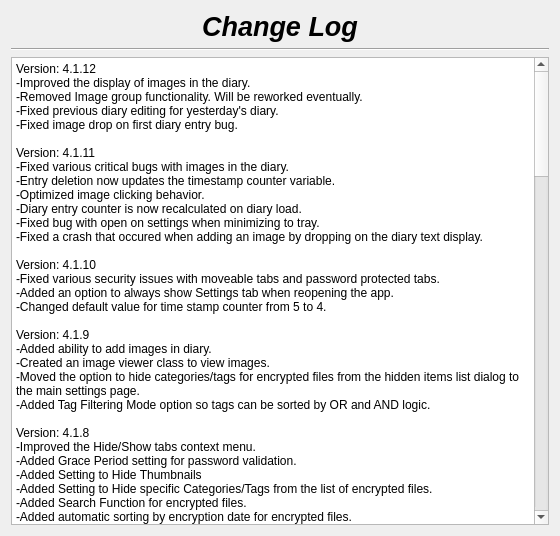
Old version of the form changelog.ui in the repository therealMaPMaKeR/MMDiary.
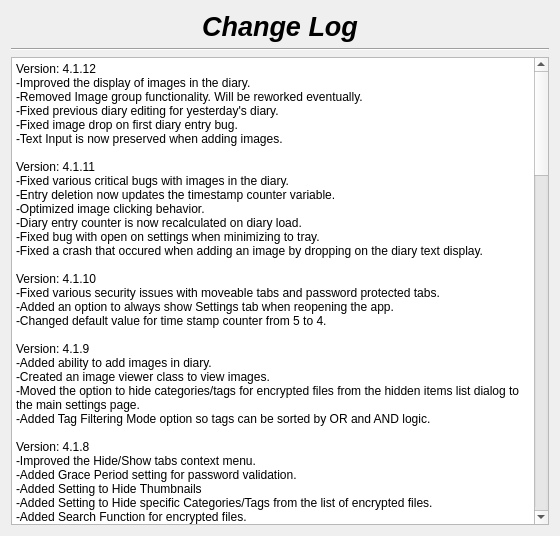
New version of the form.

Commit message: adjusted max image sizes

The edit to the form file:
```diff
--- a/changelog.ui
+++ b/changelog.ui
@@ -56,7 +56,8 @@
 li.checked::marker { content: &quot;\2612&quot;; }
 &lt;/style&gt;&lt;/head&gt;&lt;body style=&quot; font-family:'Segoe UI'; font-size:9pt; font-weight:400; font-style:normal;&quot;&gt;
 &lt;p style=&quot; margin-top:0px; margin-bottom:0px; margin-left:0px; margin-right:0px; -qt-block-indent:0; text-indent:0px;&quot;&gt;Version: 4.1.12&lt;br /&gt;-Improved the display of images in the diary.&lt;br /&gt;-Removed Image group functionality. Will be reworked eventually.&lt;/p&gt;
-&lt;p style=&quot; margin-top:0px; margin-bottom:0px; margin-left:0px; margin-right:0px; -qt-block-indent:0; text-indent:0px;&quot;&gt;-Fixed previous diary editing for yesterday's diary.&lt;br /&gt;-Fixed image drop on first diary entry bug.&lt;br /&gt;&lt;br /&gt;Version: 4.1.11&lt;br /&gt;-Fixed various critical bugs with images in the diary.&lt;/p&gt;
+&lt;p style=&quot; margin-top:0px; margin-bottom:0px; margin-left:0px; margin-right:0px; -qt-block-indent:0; text-indent:0px;&quot;&gt;-Fixed previous diary editing for yesterday's diary.&lt;br /&gt;-Fixed image drop on first diary entry bug.&lt;/p&gt;
+&lt;p style=&quot; margin-top:0px; margin-bottom:0px; margin-left:0px; margin-right:0px; -qt-block-indent:0; text-indent:0px;&quot;&gt;-Text Input is now preserved when adding images.&lt;br /&gt;&lt;br /&gt;Version: 4.1.11&lt;br /&gt;-Fixed various critical bugs with images in the diary.&lt;/p&gt;
 &lt;p style=&quot; margin-top:0px; margin-bottom:0px; margin-left:0px; margin-right:0px; -qt-block-indent:0; text-indent:0px;&quot;&gt;-Entry deletion now updates the timestamp counter variable.&lt;/p&gt;
 &lt;p style=&quot; margin-top:0px; margin-bottom:0px; margin-left:0px; margin-right:0px; -qt-block-indent:0; text-indent:0px;&quot;&gt;-Optimized image clicking behavior.&lt;/p&gt;
 &lt;p style=&quot; margin-top:0px; margin-bottom:0px; margin-left:0px; margin-right:0px; -qt-block-indent:0; text-indent:0px;&quot;&gt;-Diary entry counter is now recalculated on diary load.&lt;/p&gt;
```
The commit also changes 2 other files.
